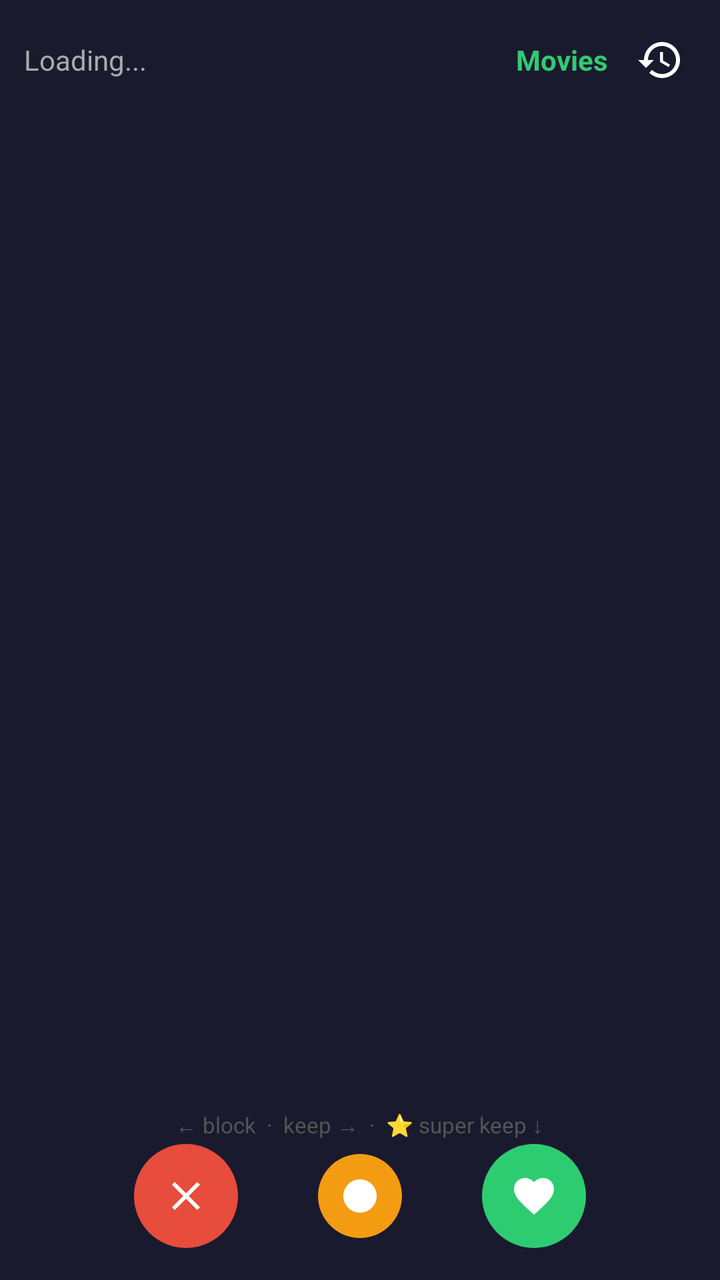
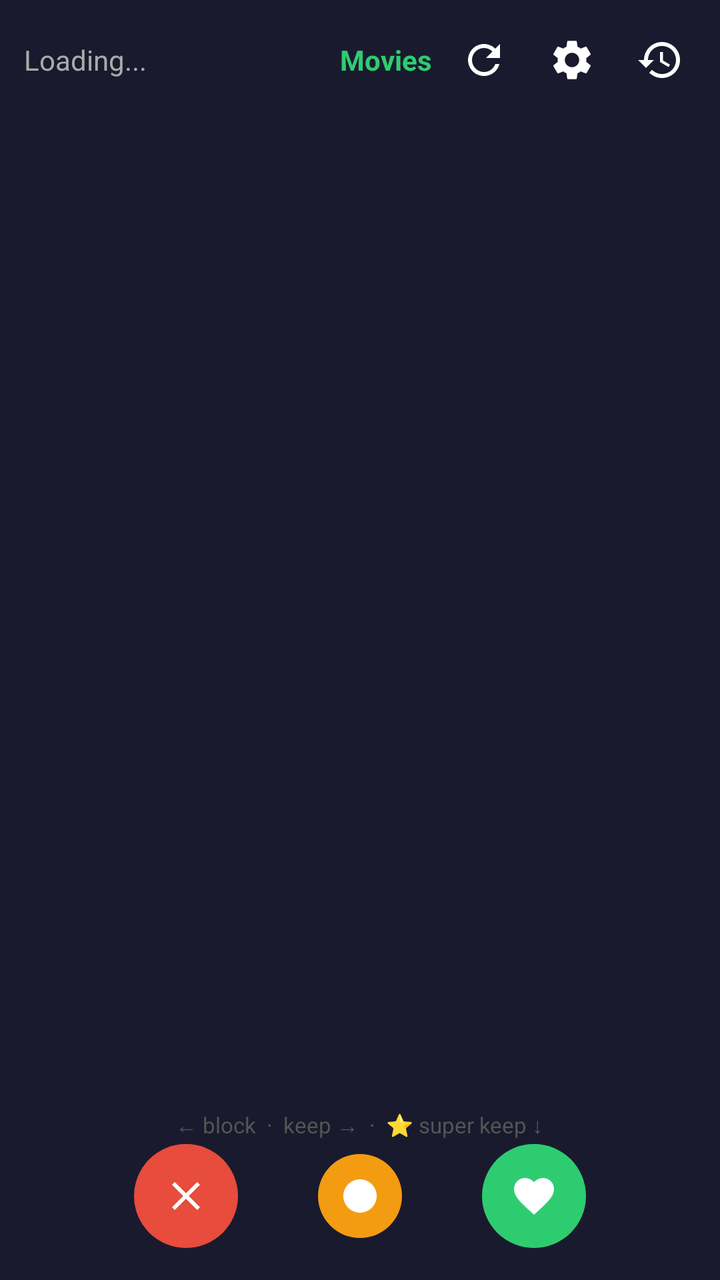

Screens rendered from an Android XML layout before and after an edit, with the pre-edit source and the edit as a unified diff.
<!-- AndroidManifest.xml: application theme Theme.MovieSwipe -->
<!-- res/layout/activity_main.xml -->
<?xml version="1.0" encoding="utf-8"?>
<FrameLayout xmlns:android="http://schemas.android.com/apk/res/android"
    android:layout_width="match_parent"
    android:layout_height="match_parent"
    android:background="#1a1a2e">

    
    <LinearLayout
        android:id="@+id/statsBar"
        android:layout_width="match_parent"
        android:layout_height="wrap_content"
        android:orientation="horizontal"
        android:padding="12dp"
        android:gravity="center">

        <TextView
            android:id="@+id/tvStats"
            android:layout_width="0dp"
            android:layout_height="wrap_content"
            android:layout_weight="1"
            android:text="Loading..."
            android:textColor="#aaa"
            android:textSize="14sp" />

        <TextView
            android:id="@+id/tvMode"
            android:layout_width="wrap_content"
            android:layout_height="wrap_content"
            android:text="Movies"
            android:textColor="#2ecc71"
            android:textSize="14sp"
            android:textStyle="bold"
            android:padding="8dp"
            android:background="?attr/selectableItemBackground" />

        <ImageButton
            android:id="@+id/btnHistory"
            android:layout_width="36dp"
            android:layout_height="36dp"
            android:src="@drawable/ic_history"
            android:background="?attr/selectableItemBackgroundBorderless"
            android:contentDescription="History" />
    </LinearLayout>

    
    <include
        android:id="@+id/undoBanner"
        layout="@layout/undo_banner"
        android:layout_width="match_parent"
        android:layout_height="wrap_content"
        android:layout_gravity="top" />

    
    <FrameLayout
        android:id="@+id/cardContainer"
        android:layout_width="match_parent"
        android:layout_height="match_parent"
        android:layout_marginTop="48dp"
        android:layout_marginBottom="90dp"
        android:layout_marginStart="16dp"
        android:layout_marginEnd="16dp" />

    
    <TextView
        android:id="@+id/tvSwipeHint"
        android:layout_width="wrap_content"
        android:layout_height="wrap_content"
        android:layout_gravity="bottom|center_horizontal"
        android:layout_marginBottom="70dp"
        android:text="← block  ·  keep →  ·  ⭐ super keep ↓"
        android:textColor="#555"
        android:textSize="11sp" />

    
    <LinearLayout
        android:layout_width="match_parent"
        android:layout_height="wrap_content"
        android:layout_gravity="bottom"
        android:orientation="horizontal"
        android:gravity="center"
        android:padding="16dp">

        
        <FrameLayout
            android:id="@+id/btnBlock"
            android:layout_width="52dp"
            android:layout_height="52dp"
            android:layout_marginEnd="40dp"
            android:background="@drawable/circle_red"
            android:foreground="?attr/selectableItemBackgroundBorderless">
            <ImageView
                android:layout_width="24dp"
                android:layout_height="24dp"
                android:layout_gravity="center"
                android:src="@drawable/ic_x"
                android:contentDescription="Block"
                app:tint="@android:color/white"
                xmlns:app="http://schemas.android.com/apk/res-auto" />
        </FrameLayout>

        
        <FrameLayout
            android:id="@+id/btnSkip"
            android:layout_width="42dp"
            android:layout_height="42dp"
            android:layout_marginEnd="40dp"
            android:background="@drawable/circle_yellow"
            android:foreground="?attr/selectableItemBackgroundBorderless">
            <ImageView
                android:layout_width="20dp"
                android:layout_height="20dp"
                android:layout_gravity="center"
                android:src="@drawable/ic_skip"
                android:contentDescription="Skip"
                app:tint="@android:color/white"
                xmlns:app="http://schemas.android.com/apk/res-auto" />
        </FrameLayout>

        
        <FrameLayout
            android:id="@+id/btnKeep"
            android:layout_width="52dp"
            android:layout_height="52dp"
            android:background="@drawable/circle_green"
            android:foreground="?attr/selectableItemBackgroundBorderless">
            <ImageView
                android:layout_width="24dp"
                android:layout_height="24dp"
                android:layout_gravity="center"
                android:src="@drawable/ic_heart"
                android:contentDescription="Keep"
                app:tint="@android:color/white"
                xmlns:app="http://schemas.android.com/apk/res-auto" />
        </FrameLayout>
    </LinearLayout>

</FrameLayout>
<!-- res/layout/undo_banner.xml (included above) -->
<?xml version="1.0" encoding="utf-8"?>
<LinearLayout xmlns:android="http://schemas.android.com/apk/res/android"
    android:id="@+id/undoBanner"
    android:layout_width="match_parent"
    android:layout_height="wrap_content"
    android:orientation="horizontal"
    android:gravity="center_vertical"
    android:background="#333333"
    android:padding="12dp"
    android:visibility="gone"
    android:elevation="8dp">

    <TextView
        android:id="@+id/tvUndoMessage"
        android:layout_width="0dp"
        android:layout_height="wrap_content"
        android:layout_weight="1"
        android:textColor="@android:color/white"
        android:textSize="14sp"
        android:maxLines="1"
        android:ellipsize="end" />

    <Button
        android:id="@+id/btnUndoAction"
        android:layout_width="wrap_content"
        android:layout_height="36dp"
        android:text="UNDO"
        android:textColor="#2ecc71"
        android:textSize="13sp"
        android:textStyle="bold"
        android:background="?attr/selectableItemBackground"
        android:minWidth="70dp" />

</LinearLayout>
<!-- resources referenced by this layout -->
<resources>
  <!-- drawable circle_green (drawable) -->
  <?xml version="1.0" encoding="utf-8"?>
  <shape xmlns:android="http://schemas.android.com/apk/res/android"
      android:shape="oval">
      <solid android:color="#2ecc71" />
  </shape>
  <!-- drawable circle_red (drawable) -->
  <?xml version="1.0" encoding="utf-8"?>
  <shape xmlns:android="http://schemas.android.com/apk/res/android"
      android:shape="oval">
      <solid android:color="#e74c3c" />
  </shape>
  <!-- drawable circle_yellow (drawable) -->
  <?xml version="1.0" encoding="utf-8"?>
  <shape xmlns:android="http://schemas.android.com/apk/res/android"
      android:shape="oval">
      <solid android:color="#f39c12" />
  </shape>
  <!-- drawable ic_heart (drawable) -->
  <?xml version="1.0" encoding="utf-8"?>
  <vector xmlns:android="http://schemas.android.com/apk/res/android"
      android:width="24dp"
      android:height="24dp"
      android:viewportWidth="24"
      android:viewportHeight="24">
      <path
          android:fillColor="#FFFFFF"
          android:pathData="M12,21.35l-1.45,-1.32C5.4,15.36 2,12.28 2,8.5 2,5.42 4.42,3 7.5,3c1.74,0 3.41,0.81 4.5,2.09C13.09,3.81 14.76,3 16.5,3 19.58,3 22,5.42 22,8.5c0,3.78 -3.4,6.86 -8.55,11.54L12,21.35z"/>
  </vector>
  <!-- drawable ic_skip (drawable) -->
  <?xml version="1.0" encoding="utf-8"?>
  <vector xmlns:android="http://schemas.android.com/apk/res/android"
      android:width="24dp"
      android:height="24dp"
      android:viewportWidth="24"
      android:viewportHeight="24">
      <path
          android:fillColor="#FFFFFF"
          android:pathData="M12,2C6.48,2 2,6.48 2,12s4.48,10 10,10 10,-4.48 10,-10S17.52,2 12,2zM10,17l5,-5 -5,-5z"/>
  </vector>
  <!-- drawable ic_x (drawable) -->
  <?xml version="1.0" encoding="utf-8"?>
  <vector xmlns:android="http://schemas.android.com/apk/res/android"
      android:width="24dp"
      android:height="24dp"
      android:viewportWidth="24"
      android:viewportHeight="24">
      <path
          android:fillColor="#FFFFFF"
          android:pathData="M19,6.41L17.59,5 12,10.59 6.41,5 5,6.41 10.59,12 5,17.59 6.41,19 12,13.41 17.59,19 19,17.59 13.41,12z"/>
  </vector>
  <!-- unchanged entries left out for length: 2 -->
</resources>

<!-- the commit's change to res/layout/activity_main.xml (unified diff, before → after) -->
@@ -32,6 +32,24 @@
             android:textStyle="bold"
             android:padding="8dp"
             android:background="?attr/selectableItemBackground" />
+
+        <ImageButton
+            android:id="@+id/btnRefresh"
+            android:layout_width="36dp"
+            android:layout_height="36dp"
+            android:src="@drawable/ic_refresh"
+            android:background="?attr/selectableItemBackgroundBorderless"
+            android:contentDescription="Refresh Plex"
+            android:layout_marginEnd="8dp" />
+
+        <ImageButton
+            android:id="@+id/btnSettings"
+            android:layout_width="36dp"
+            android:layout_height="36dp"
+            android:src="@drawable/ic_settings"
+            android:background="?attr/selectableItemBackgroundBorderless"
+            android:contentDescription="Settings"
+            android:layout_marginEnd="8dp" />
 
         <ImageButton
             android:id="@+id/btnHistory"
<!-- resource entries referenced after the edit -->
@@ -29,6 +29,28 @@
           android:fillColor="#FFFFFF"
           android:pathData="M12,21.35l-1.45,-1.32C5.4,15.36 2,12.28 2,8.5 2,5.42 4.42,3 7.5,3c1.74,0 3.41,0.81 4.5,2.09C13.09,3.81 14.76,3 16.5,3 19.58,3 22,5.42 22,8.5c0,3.78 -3.4,6.86 -8.55,11.54L12,21.35z"/>
   </vector>
+  <!-- drawable ic_refresh (drawable) -->
+  <?xml version="1.0" encoding="utf-8"?>
+  <vector xmlns:android="http://schemas.android.com/apk/res/android"
+      android:width="24dp"
+      android:height="24dp"
+      android:viewportWidth="24"
+      android:viewportHeight="24">
+      <path
+          android:fillColor="#FFFFFF"
+          android:pathData="M17.65,6.35C16.2,4.9 14.21,4 12,4c-4.42,0 -7.99,3.58 -7.99,8s3.57,8 7.99,8c3.73,0 6.84,-2.55 7.73,-6h-2.08c-0.82,2.33 -3.04,4 -5.65,4 -3.31,0 -6,-2.69 -6,-6s2.69,-6 6,-6c1.66,0 3.14,0.69 4.22,1.78L13,11h7V4l-2.35,2.35z"/>
+  </vector>
+  <!-- drawable ic_settings (drawable) -->
+  <?xml version="1.0" encoding="utf-8"?>
+  <vector xmlns:android="http://schemas.android.com/apk/res/android"
+      android:width="24dp"
+      android:height="24dp"
+      android:viewportWidth="24"
+      android:viewportHeight="24">
+      <path
+          android:fillColor="#FFFFFF"
+          android:pathData="M19.14,12.94c0.04,-0.3 0.06,-0.61 0.06,-0.94c0,-0.32 -0.02,-0.64 -0.07,-0.94l2.03,-1.58c0.18,-0.14 0.23,-0.41 0.12,-0.61l-1.92,-3.32c-0.12,-0.22 -0.37,-0.29 -0.59,-0.22l-2.39,0.96c-0.5,-0.38 -1.03,-0.7 -1.62,-0.94L14.4,2.81c-0.04,-0.24 -0.24,-0.41 -0.48,-0.41h-3.84c-0.24,0 -0.43,0.17 -0.47,0.41L9.25,5.35C8.66,5.59 8.12,5.92 7.63,6.29L5.24,5.33c-0.22,-0.08 -0.47,0 -0.59,0.22L2.74,8.87C2.62,9.08 2.66,9.34 2.86,9.48l2.03,1.58C4.84,11.36 4.8,11.69 4.8,12s0.02,0.64 0.07,0.94l-2.03,1.58c-0.18,0.14 -0.23,0.41 -0.12,0.61l1.92,3.32c0.12,0.22 0.37,0.29 0.59,0.22l2.39,-0.96c0.5,0.38 1.03,0.7 1.62,0.94l0.36,2.54c0.05,0.24 0.24,0.41 0.48,0.41h3.84c0.24,0 0.44,-0.17 0.47,-0.41l0.36,-2.54c0.59,-0.24 1.13,-0.56 1.62,-0.94l2.39,0.96c0.22,0.08 0.47,0 0.59,-0.22l1.92,-3.32c0.12,-0.22 0.07,-0.47 -0.12,-0.61L19.14,12.94zM12,15.6c-1.98,0 -3.6,-1.62 -3.6,-3.6s1.62,-3.6 3.6,-3.6s3.6,1.62 3.6,3.6S13.98,15.6 12,15.6z"/>
+  </vector>
   <!-- drawable ic_skip (drawable) -->
   <?xml version="1.0" encoding="utf-8"?>
   <vector xmlns:android="http://schemas.android.com/apk/res/android"
